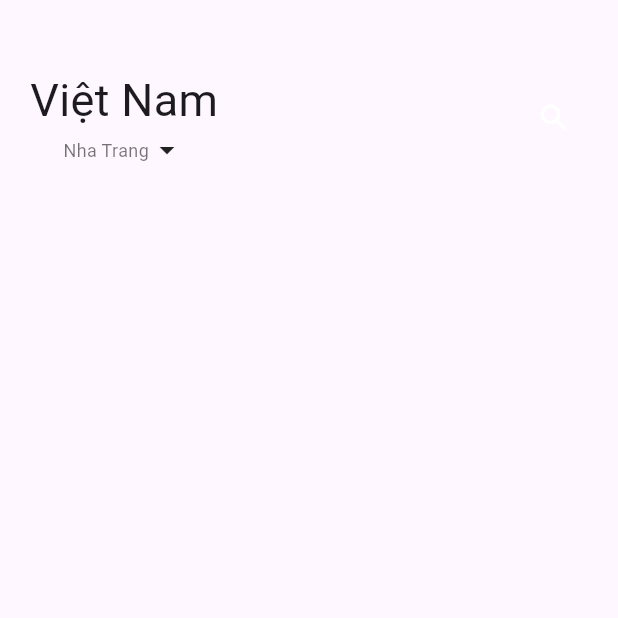
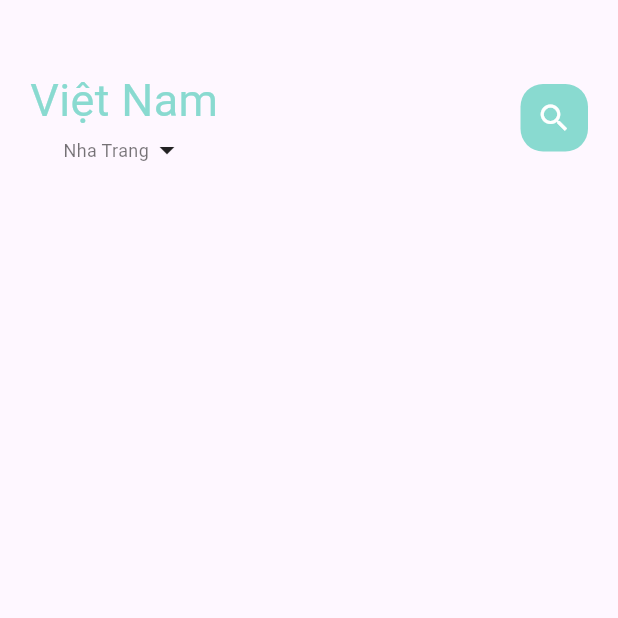
Before and after one commit to phamhuuloc219/e-commerce-app, a Flutter app: the screen it shows after launch, on a phone screen of 412 x 824 dp, the top half of it. Run offline on Flutter 3.47's test engine with Material 3 defaults, Android fonts, the phone set to English and light mode, and no system bars.

Commit message:
Update colors

```diff
--- a/lib/utils/colors.dart
+++ b/lib/utils/colors.dart
@@ -11,4 +11,16 @@ class AppColors{
   // static final Color titleColor = const Color(0xFF5c524f);
   // static final Color mainBlackColor = const Color(0xFF332d2b);
   // static final Color yellowColor = const Color(0xFFffd379);
+
+  static final Color textColor = const Color(0xFFccc7c5);
+  static final Color mainColor = const Color(0xFF89dad0);
+  static final Color iconColor1 = const Color(0xFFffd28d);
+  static final Color iconColor2 = const Color(0xFFfcab88);
+  static final Color paraColor = const Color(0xFF8f837f);
+  static final Color buttonBackgroundColor = const Color(0xFFf7f6f4);
+  static final Color signColor = const Color(0xFFa9a29f);
+  static final Color titleColor = const Color(0xFF5c524f);
+  static final Color mainBlackColor = const Color(0xFF332d2b);
+  static final Color yellowColor = const Color(0xFFffd379);
+
 }
```
